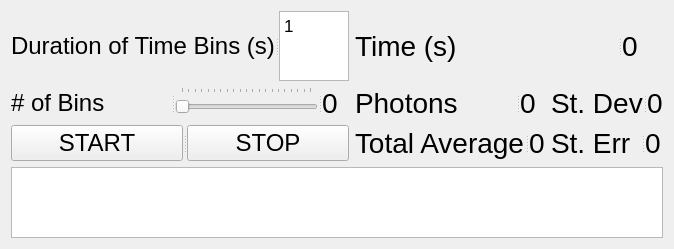
This is SR400_GUI.ui in horowitz-lab/photon-counting as Qt 5 draws it before an edit. The edited form follows.
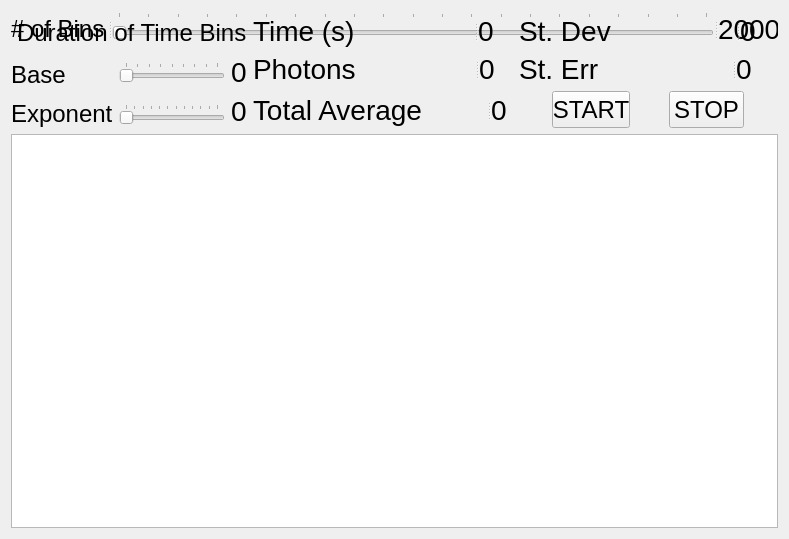
This is the edited form.

Commit message:
GUI Layout Draft 6/27
Updated layout with new size constraints for widgets that should keep their sizes uniform when the size of the application window changes. Also changed TSET QTextEdit box to 2 sliders as the former would not work with functions properly.

Diff of the .ui file:
```diff
--- a/SR400_GUI.ui
+++ b/SR400_GUI.ui
@@ -6,76 +6,44 @@
    <rect>
     <x>0</x>
     <y>0</y>
-    <width>674</width>
-    <height>249</height>
+    <width>789</width>
+    <height>539</height>
    </rect>
   </property>
   <property name="windowTitle">
    <string>Form</string>
   </property>
   <layout class="QGridLayout" name="gridLayout">
-   <item row="0" column="0">
-    <widget class="QSplitter" name="TSETForm">
-     <property name="orientation">
-      <enum>Qt::Horizontal</enum>
-     </property>
-     <widget class="QLabel" name="TSETLabel">
-      <property name="font">
-       <font>
-        <pointsize>18</pointsize>
-        <weight>50</weight>
-        <bold>false</bold>
-       </font>
-      </property>
-      <property name="text">
-       <string>Duration of Time Bins (s)</string>
-      </property>
-     </widget>
-     <widget class="QTextEdit" name="TSETBox">
-      <property name="html">
-       <string>&lt;!DOCTYPE HTML PUBLIC &quot;-//W3C//DTD HTML 4.0//EN&quot; &quot;http://www.w3.org/TR/REC-html40/strict.dtd&quot;&gt;
-&lt;html&gt;&lt;head&gt;&lt;meta name=&quot;qrichtext&quot; content=&quot;1&quot; /&gt;&lt;style type=&quot;text/css&quot;&gt;
-p, li { white-space: pre-wrap; }
-&lt;/style&gt;&lt;/head&gt;&lt;body style=&quot; font-family:'MS Shell Dlg 2'; font-size:8.25pt; font-weight:400; font-style:normal;&quot;&gt;
-&lt;p style=&quot; margin-top:0px; margin-bottom:0px; margin-left:0px; margin-right:0px; -qt-block-indent:0; text-indent:0px;&quot;&gt;&lt;span style=&quot; font-family:'.SF NS Text'; font-size:13pt;&quot;&gt;1&lt;/span&gt;&lt;/p&gt;
-&lt;p style=&quot;-qt-paragraph-type:empty; margin-top:0px; margin-bottom:0px; margin-left:0px; margin-right:0px; -qt-block-indent:0; text-indent:0px; font-family:'.SF NS Text'; font-size:13pt;&quot;&gt;&lt;br /&gt;&lt;/p&gt;&lt;/body&gt;&lt;/html&gt;</string>
-      </property>
-     </widget>
-    </widget>
-   </item>
-   <item row="0" column="1" colspan="2">
-    <widget class="QSplitter" name="TimeForm">
-     <property name="orientation">
-      <enum>Qt::Horizontal</enum>
-     </property>
-     <widget class="QLabel" name="TimeLabel">
-      <property name="font">
-       <font>
-        <pointsize>21</pointsize>
-       </font>
-      </property>
-      <property name="text">
-       <string>Time (s)</string>
-      </property>
-     </widget>
-     <widget class="QLabel" name="TimeVL">
-      <property name="font">
-       <font>
-        <pointsize>21</pointsize>
-       </font>
-      </property>
-      <property name="text">
-       <string>0</string>
-      </property>
-     </widget>
-    </widget>
-   </item>
-   <item row="1" column="0">
+   <property name="topMargin">
+    <number>9</number>
+   </property>
+   <property name="horizontalSpacing">
+    <number>6</number>
+   </property>
+   <item row="0" column="0" rowspan="2" colspan="3">
     <widget class="QSplitter" name="NPERForm">
+     <property name="maximumSize">
+      <size>
+       <width>16777215</width>
+       <height>34</height>
+      </size>
+     </property>
      <property name="orientation">
       <enum>Qt::Horizontal</enum>
      </property>
      <widget class="QLabel" name="NPERLabel">
+      <property name="minimumSize">
+       <size>
+        <width>97</width>
+        <height>34</height>
+       </size>
+      </property>
+      <property name="maximumSize">
+       <size>
+        <width>97</width>
+        <height>34</height>
+       </size>
+      </property>
       <property name="font">
        <font>
         <pointsize>18</pointsize>
@@ -108,33 +76,67 @@
       </property>
      </widget>
      <widget class="QLabel" name="NPERVL">
+      <property name="maximumSize">
+       <size>
+        <width>60</width>
+        <height>34</height>
+       </size>
+      </property>
       <property name="font">
        <font>
         <pointsize>21</pointsize>
        </font>
       </property>
       <property name="text">
-       <string>0</string>
+       <string>2000</string>
       </property>
      </widget>
     </widget>
    </item>
    <item row="1" column="1">
-    <widget class="QSplitter" name="PhotonForm">
+    <widget class="QLabel" name="TSETLabel">
+     <property name="font">
+      <font>
+       <pointsize>18</pointsize>
+       <weight>50</weight>
+       <bold>false</bold>
+      </font>
+     </property>
+     <property name="text">
+      <string>Duration of Time Bins</string>
+     </property>
+    </widget>
+   </item>
+   <item row="1" column="2" rowspan="2">
+    <layout class="QGridLayout" name="ThreeTwoForm">
+     <item row="0" column="0">
+      <widget class="QSplitter" name="TimeForm">
+       <property name="maximumSize">
+        <size>
+         <width>16777215</width>
+         <height>34</height>
+        </size>
+       </property>
      <property name="orientation">
       <enum>Qt::Horizontal</enum>
      </property>
-     <widget class="QLabel" name="PhotonLabel">
+       <widget class="QLabel" name="TimeLabel">
+        <property name="maximumSize">
+         <size>
+          <width>16777215</width>
+          <height>34</height>
+         </size>
+        </property>
       <property name="font">
        <font>
         <pointsize>21</pointsize>
        </font>
       </property>
       <property name="text">
-       <string>Photons</string>
-      </property>
-     </widget>
-     <widget class="QLabel" name="PhotonVL">
+         <string>Time (s)</string>
+        </property>
+       </widget>
+       <widget class="QLabel" name="TimeVL">
       <property name="font">
        <font>
         <pointsize>21</pointsize>
@@ -146,8 +148,14 @@
      </widget>
     </widget>
    </item>
-   <item row="1" column="2">
+     <item row="0" column="1">
     <widget class="QSplitter" name="StDevForm">
+       <property name="maximumSize">
+        <size>
+         <width>16777215</width>
+         <height>16777215</height>
+        </size>
+       </property>
      <property name="orientation">
       <enum>Qt::Horizontal</enum>
      </property>
@@ -173,49 +181,28 @@
      </widget>
     </widget>
    </item>
-   <item row="2" column="0">
-    <widget class="QSplitter" name="BtnForm">
-     <property name="orientation">
-      <enum>Qt::Horizontal</enum>
-     </property>
-     <widget class="QPushButton" name="StartBtn">
-      <property name="font">
-       <font>
-        <pointsize>18</pointsize>
-       </font>
-      </property>
-      <property name="text">
-       <string>START</string>
-      </property>
-     </widget>
-     <widget class="QPushButton" name="StopBtn">
-      <property name="font">
-       <font>
-        <pointsize>18</pointsize>
-       </font>
-      </property>
-      <property name="text">
-       <string>STOP</string>
-      </property>
-     </widget>
-    </widget>
-   </item>
-   <item row="2" column="1">
-    <widget class="QSplitter" name="TotAvgForm">
+     <item row="1" column="0">
+      <widget class="QSplitter" name="PhotonForm">
+       <property name="maximumSize">
+        <size>
+         <width>16777215</width>
+         <height>16777215</height>
+        </size>
+       </property>
      <property name="orientation">
       <enum>Qt::Horizontal</enum>
      </property>
-     <widget class="QLabel" name="TotAvgLabel">
+       <widget class="QLabel" name="PhotonLabel">
       <property name="font">
        <font>
         <pointsize>21</pointsize>
        </font>
       </property>
       <property name="text">
-       <string>Total Average</string>
-      </property>
-     </widget>
-     <widget class="QLabel" name="TotAvgVL">
+         <string>Photons</string>
+        </property>
+       </widget>
+       <widget class="QLabel" name="PhotonVL">
       <property name="font">
        <font>
         <pointsize>21</pointsize>
@@ -227,8 +214,14 @@
      </widget>
     </widget>
    </item>
-   <item row="2" column="2">
+     <item row="1" column="1">
     <widget class="QSplitter" name="StErrForm">
+       <property name="maximumSize">
+        <size>
+         <width>16777215</width>
+         <height>16777215</height>
+        </size>
+       </property>
      <property name="orientation">
       <enum>Qt::Horizontal</enum>
      </property>
@@ -254,6 +247,223 @@
      </widget>
     </widget>
    </item>
+     <item row="2" column="0">
+      <widget class="QSplitter" name="TotAvgForm">
+       <property name="maximumSize">
+        <size>
+         <width>16777215</width>
+         <height>16777215</height>
+        </size>
+       </property>
+       <property name="orientation">
+        <enum>Qt::Horizontal</enum>
+       </property>
+       <widget class="QLabel" name="TotAvgLabel">
+        <property name="font">
+         <font>
+          <pointsize>21</pointsize>
+         </font>
+        </property>
+        <property name="text">
+         <string>Total Average</string>
+        </property>
+       </widget>
+       <widget class="QLabel" name="TotAvgVL">
+        <property name="font">
+         <font>
+          <pointsize>21</pointsize>
+         </font>
+        </property>
+        <property name="text">
+         <string>0</string>
+        </property>
+       </widget>
+      </widget>
+     </item>
+     <item row="2" column="1">
+      <layout class="QGridLayout" name="BtnForm">
+       <item row="0" column="0">
+        <widget class="QPushButton" name="StartBtn">
+         <property name="enabled">
+          <bool>true</bool>
+         </property>
+         <property name="minimumSize">
+          <size>
+           <width>78</width>
+           <height>37</height>
+          </size>
+         </property>
+         <property name="maximumSize">
+          <size>
+           <width>78</width>
+           <height>37</height>
+          </size>
+         </property>
+         <property name="font">
+          <font>
+           <pointsize>18</pointsize>
+          </font>
+         </property>
+         <property name="text">
+          <string>START</string>
+         </property>
+        </widget>
+       </item>
+       <item row="0" column="1">
+        <widget class="QPushButton" name="StopBtn">
+         <property name="minimumSize">
+          <size>
+           <width>75</width>
+           <height>37</height>
+          </size>
+         </property>
+         <property name="maximumSize">
+          <size>
+           <width>75</width>
+           <height>37</height>
+          </size>
+         </property>
+         <property name="font">
+          <font>
+           <pointsize>18</pointsize>
+          </font>
+         </property>
+         <property name="text">
+          <string>STOP</string>
+         </property>
+        </widget>
+       </item>
+      </layout>
+     </item>
+    </layout>
+   </item>
+   <item row="2" column="0" colspan="2">
+    <layout class="QGridLayout" name="TSETForm">
+     <item row="0" column="0" rowspan="2">
+      <widget class="QLabel" name="BaseLabel">
+       <property name="maximumSize">
+        <size>
+         <width>16777215</width>
+         <height>35</height>
+        </size>
+       </property>
+       <property name="font">
+        <font>
+         <pointsize>18</pointsize>
+         <weight>50</weight>
+         <bold>false</bold>
+        </font>
+       </property>
+       <property name="text">
+        <string>Base</string>
+       </property>
+      </widget>
+     </item>
+     <item row="0" column="1">
+      <widget class="QSlider" name="BaseSlider">
+       <property name="minimum">
+        <number>1</number>
+       </property>
+       <property name="maximum">
+        <number>9</number>
+       </property>
+       <property name="singleStep">
+        <number>1</number>
+       </property>
+       <property name="value">
+        <number>1</number>
+       </property>
+       <property name="sliderPosition">
+        <number>1</number>
+       </property>
+       <property name="orientation">
+        <enum>Qt::Horizontal</enum>
+       </property>
+       <property name="tickPosition">
+        <enum>QSlider::TicksAbove</enum>
+       </property>
+       <property name="tickInterval">
+        <number>1</number>
+       </property>
+      </widget>
+     </item>
+     <item row="0" column="2">
+      <widget class="QLabel" name="BaseVL">
+       <property name="maximumSize">
+        <size>
+         <width>16777215</width>
+         <height>34</height>
+        </size>
+       </property>
+       <property name="font">
+        <font>
+         <pointsize>21</pointsize>
+        </font>
+       </property>
+       <property name="text">
+        <string>0</string>
+       </property>
+      </widget>
+     </item>
+     <item row="1" column="2" rowspan="2">
+      <widget class="QLabel" name="ExponentVL">
+       <property name="maximumSize">
+        <size>
+         <width>16777215</width>
+         <height>35</height>
+        </size>
+       </property>
+       <property name="font">
+        <font>
+         <pointsize>21</pointsize>
+        </font>
+       </property>
+       <property name="text">
+        <string>0</string>
+       </property>
+      </widget>
+     </item>
+     <item row="2" column="0">
+      <widget class="QLabel" name="ExponentLabel">
+       <property name="maximumSize">
+        <size>
+         <width>16777215</width>
+         <height>29</height>
+        </size>
+       </property>
+       <property name="font">
+        <font>
+         <pointsize>18</pointsize>
+         <weight>50</weight>
+         <bold>false</bold>
+        </font>
+       </property>
+       <property name="text">
+        <string>Exponent</string>
+       </property>
+      </widget>
+     </item>
+     <item row="2" column="1">
+      <widget class="QSlider" name="ExponentSlider">
+       <property name="maximum">
+        <number>11</number>
+       </property>
+       <property name="value">
+        <number>0</number>
+       </property>
+       <property name="orientation">
+        <enum>Qt::Horizontal</enum>
+       </property>
+       <property name="tickPosition">
+        <enum>QSlider::TicksAbove</enum>
+       </property>
+       <property name="tickInterval">
+        <number>1</number>
+       </property>
+      </widget>
+     </item>
+    </layout>
+   </item>
    <item row="3" column="0" colspan="3">
     <widget class="QGraphicsView" name="Graph"/>
    </item>
```
Left out of the diff: 40 changed lines with no effect on the pictures. Lines whose indentation alone changed are shown as unchanged. The commit also changes 3 other files.
